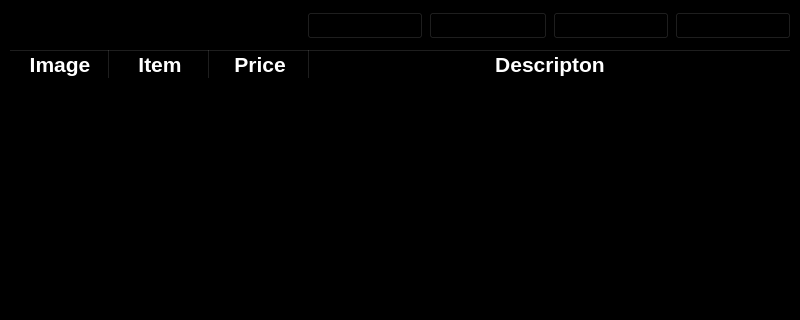
Before: the Qt Designer form buy_page.ui in acmpesuecc/GrowPal, drawn with Qt 5; both pictures show x 0 to 800 and y 0 to 320 of the 800 by 600 pixel window.
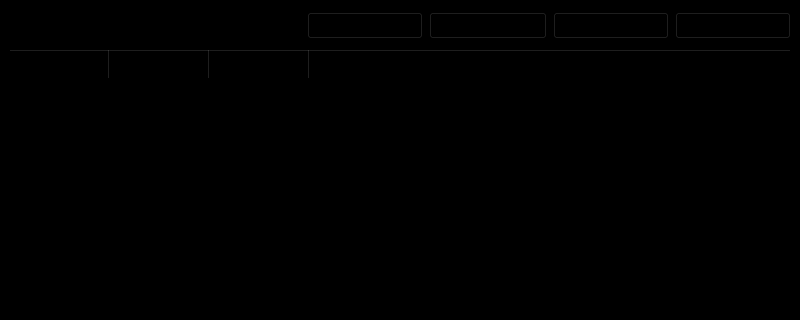
After: the same form once the commit is applied. Icons and pictures are not drawn.

Commit message: fixed icon bug in password fields. TODO: testing on windows for QTableWidget Header StyleSheet

Patch:
```diff
--- a/buy_page.ui
+++ b/buy_page.ui
@@ -127,6 +127,8 @@
       <property name="styleSheet">
        <string notr="true">background-color: black;
 color: white; 
+QHeaderView::section{Background-color:black ; border-radius:14px;}&quot;
+
 </string>
       </property>
       <property name="sizeAdjustPolicy">
```
The commit also changes 3 other files.
